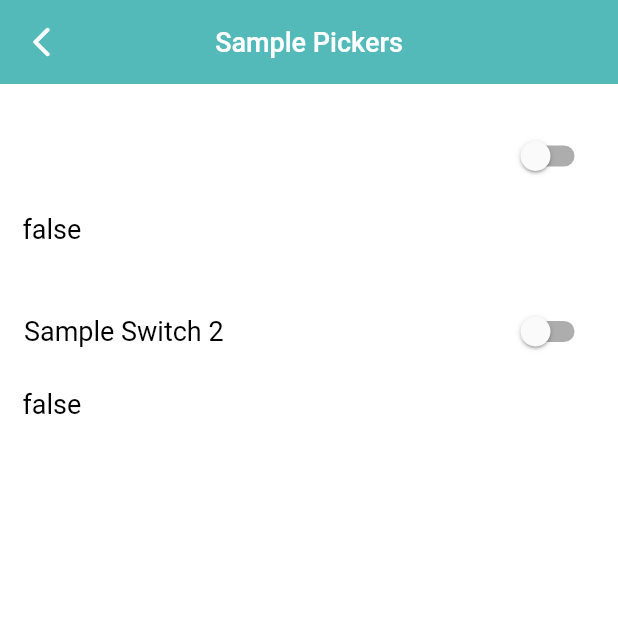
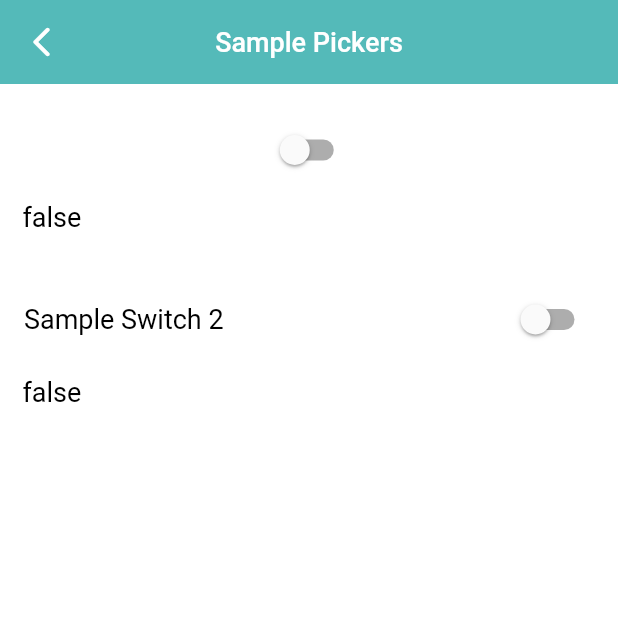
Before and after one commit to skyvaSolutions/skywa_framework_widgets, a Flutter app: the SampleSwitchScreen screen opened directly, on a phone screen of 412 x 824 dp, the top half of it. Run offline on Flutter 3.47's test engine with Material 2 defaults, Android fonts, the phone set to English and light mode, and no system bars; our stand-ins replace auto_size_text, cached_network_image, fluttertoast, image_cropper, image_picker, intl_phone_number_input and 1 more; missing offline and left inert: flutter_device_type; network calls fail; project files that could hold a hidden picture were left out.

Commit message:
SkywaSwitch

```diff
--- a/lib/skywa_switch.dart
+++ b/lib/skywa_switch.dart
@@ -1,4 +1,5 @@
 import 'package:flutter/material.dart';
+import 'package:skywa_framework_widgets/services/is_string_invalid.dart';
 
 import 'skywa_text.dart';
 
@@ -22,7 +23,8 @@ class SkywaSwitch extends StatelessWidget {
 
   @override
   Widget build(BuildContext context) {
-    return SwitchListTile.adaptive(
+    return !isStringInvalid(text: title)
+        ? SwitchListTile(
             value: value,
             onChanged: onChanged,
             activeColor: Theme.of(context).primaryColor,
@@ -32,6 +34,11 @@ class SkywaSwitch extends StatelessWidget {
               fontSize: fontSize ?? 18.0,
               fontWeight: fontWeight ?? FontWeight.w400,
             ),
+          )
+        : Switch(
+            value: value,
+            onChanged: onChanged,
+            activeColor: Theme.of(context).primaryColor,
           );
   }
 }
```
Lines whose indentation alone changed are shown as unchanged.
